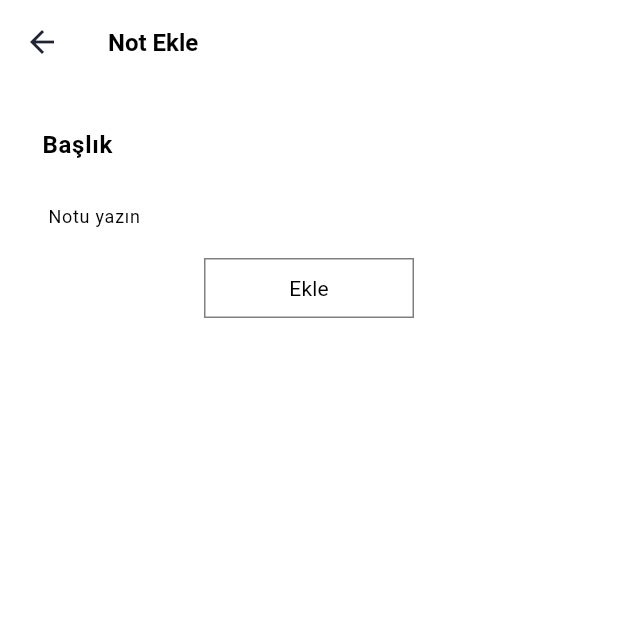
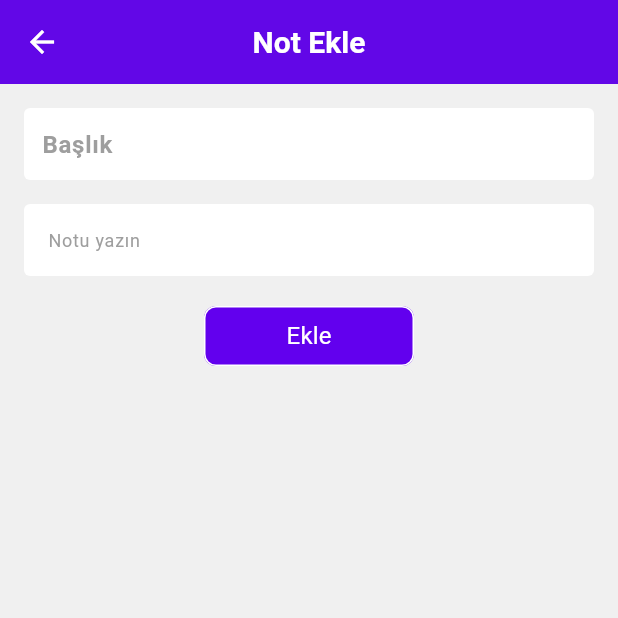
Before and after one commit to erdemdogann/todoapp, a Flutter app: the screen it shows after launch, after a tap on the "add" icon, on a phone screen of 412 x 824 dp, the top half of it. Run offline on Flutter 3.47's test engine with Material 3 defaults, Android fonts, the phone set to English and light mode, and no system bars.

Commit message:
Tema değişti

```diff
--- a/lib/addpage.dart
+++ b/lib/addpage.dart
@@ -37,28 +37,25 @@ class _AddPageState extends State<TextChangeScreen> {
   @override
   Widget build(BuildContext context) {
     return Scaffold(
-      backgroundColor: const Color(0xffffffff),
+      backgroundColor: const Color(0xffF0F0F0),
       appBar: AppBar(
-        elevation: 0,
-        centerTitle: false,
+        elevation: 4,
+        centerTitle: true,
         automaticallyImplyLeading: false,
-        backgroundColor: const Color(0xffffffff),
-        shape: const RoundedRectangleBorder(
-          borderRadius: BorderRadius.zero,
-        ),
+        backgroundColor: const Color(0xff6200EE),
         title: const Text(
           "Not Ekle",
           style: TextStyle(
             fontWeight: FontWeight.w700,
             fontStyle: FontStyle.normal,
-            fontSize: 16,
-            color: Color(0xff000000),
+            fontSize: 20,
+            color: Colors.white,
           ),
         ),
         leading: IconButton(
           icon: const Icon(
             Icons.arrow_back,
-            color: Color(0xff212435),
+            color: Colors.white,
             size: 24,
           ),
           onPressed: () {
@@ -86,23 +83,24 @@ class _AddPageState extends State<TextChangeScreen> {
                   color: Color(0xff000000),
                 ),
                 decoration: InputDecoration(
-                  disabledBorder: InputBorder.none,
-                  focusedBorder: InputBorder.none,
-                  enabledBorder: InputBorder.none,
+                  border: const OutlineInputBorder(
+                    borderSide: BorderSide.none,
+                  ),
                   hintText: "Başlık",
                   hintStyle: TextStyle(
                     fontWeight: FontWeight.w700,
                     fontStyle: FontStyle.normal,
                     fontSize: 16,
-                    color: _titleError == null ? Color(0xff000000) : Colors.red,
+                    color: _titleError == null ? Color(0xff9E9E9E) : Colors.red,
                   ),
                   filled: true,
-                  fillColor: Color(0xffffffff),
+                  fillColor: Colors.white,
                   isDense: false,
-                  contentPadding: EdgeInsets.all(8),
+                  contentPadding: const EdgeInsets.all(8),
                   errorText: _titleError,
                 ),
               ),
+              const SizedBox(height: 16),
               TextField(
                 controller: contentController,
                 obscureText: false,
@@ -115,42 +113,43 @@ class _AddPageState extends State<TextChangeScreen> {
                   color: Color(0xff000000),
                 ),
                 decoration: InputDecoration(
-                  disabledBorder: InputBorder.none,
-                  focusedBorder: InputBorder.none,
-                  enabledBorder: InputBorder.none,
+                  border: const OutlineInputBorder(
+                    borderSide: BorderSide.none,
+                  ),
                   hintText: "Notu yazın",
                   hintStyle: TextStyle(
                     fontWeight: FontWeight.w400,
                     fontStyle: FontStyle.normal,
                     fontSize: 12,
                     color:
-                        _contentError == null ? Color(0xff000000) : Colors.red,
+                        _contentError == null ? Color(0xff9E9E9E) : Colors.red,
                   ),
                   filled: true,
-                  fillColor: Color(0xffffffff),
+                  fillColor: Colors.white,
                   isDense: false,
                   contentPadding:
-                      EdgeInsets.symmetric(vertical: 8, horizontal: 12),
+                      const EdgeInsets.symmetric(vertical: 8, horizontal: 12),
                   errorText: _contentError,
                 ),
               ),
+              const SizedBox(height: 16),
               MaterialButton(
                 onPressed: _addNote,
-                color: const Color(0xffffffff),
+                color: const Color(0xff6200EE),
                 elevation: 0,
-                shape: const RoundedRectangleBorder(
-                  borderRadius: BorderRadius.zero,
-                  side: BorderSide(color: Color(0xff808080), width: 1),
+                shape: RoundedRectangleBorder(
+                  borderRadius: BorderRadius.circular(8.0),
+                  side: const BorderSide(color: Colors.white, width: 1),
                 ),
                 padding:
                     const EdgeInsets.symmetric(horizontal: 16, vertical: 8),
-                textColor: const Color(0xff000000),
+                textColor: Colors.white,
                 height: 40,
                 minWidth: 140,
                 child: const Text(
                   "Ekle",
                   style: TextStyle(
-                    fontSize: 14,
+                    fontSize: 16,
                     fontWeight: FontWeight.w400,
                     fontStyle: FontStyle.normal,
                   ),
--- a/lib/todolist.dart
+++ b/lib/todolist.dart
@@ -34,12 +34,12 @@ class _ToDoListState extends State<ToDoList> {
   @override
   Widget build(BuildContext context) {
     return Scaffold(
-      backgroundColor: const Color(0xffffffff),
+      backgroundColor: const Color(0xffF0F0F0),
       appBar: AppBar(
         elevation: 4,
         centerTitle: false,
         automaticallyImplyLeading: false,
-        backgroundColor: const Color(0xffffffff),
+        backgroundColor: const Color(0xff6200EE),
         shape: const RoundedRectangleBorder(
           borderRadius: BorderRadius.zero,
         ),
@@ -48,8 +48,8 @@ class _ToDoListState extends State<ToDoList> {
           style: TextStyle(
             fontWeight: FontWeight.w700,
             fontStyle: FontStyle.normal,
-            fontSize: 16,
-            color: Color(0xff000000),
+            fontSize: 20,
+            color: Colors.white,
           ),
         ),
       ),
@@ -59,7 +59,10 @@ class _ToDoListState extends State<ToDoList> {
               child: Center(
                 child: Text(
                   'Yeni bir kayıt eklemek için + butonuna tıklayın.',
-                  style: TextStyle(fontSize: 20, fontWeight: FontWeight.bold),
+                  style: TextStyle(
+                      fontSize: 20,
+                      fontWeight: FontWeight.bold,
+                      color: Color(0xff6200EE)),
                 ),
               ))
           : SizedBox(
@@ -74,14 +77,20 @@ class _ToDoListState extends State<ToDoList> {
                     itemBuilder: (context, index) {
                       final note = notes[index];
                       return Container(
-                        margin: const EdgeInsets.symmetric(vertical: 4),
+                        margin: const EdgeInsets.symmetric(vertical: 8),
                         padding: const EdgeInsets.all(16),
                         decoration: BoxDecoration(
-                          color: const Color(0xffffffff),
+                          color: Colors.white,
                           shape: BoxShape.rectangle,
-                          borderRadius: BorderRadius.circular(4.0),
-                          border: Border.all(
-                              color: const Color(0x859d9b9b), width: 1),
+                          borderRadius: BorderRadius.circular(8.0),
+                          boxShadow: [
+                            BoxShadow(
+                              color: Colors.grey.withOpacity(0.5),
+                              spreadRadius: 2,
+                              blurRadius: 5,
+                              offset: const Offset(0, 3),
+                            ),
+                          ],
                         ),
                         child: Column(
                           mainAxisAlignment: MainAxisAlignment.start,
@@ -92,12 +101,12 @@ class _ToDoListState extends State<ToDoList> {
                               note.title,
                               textAlign: TextAlign.start,
                               maxLines: 2,
-                              overflow: TextOverflow.clip,
+                              overflow: TextOverflow.ellipsis,
                               style: const TextStyle(
                                 fontWeight: FontWeight.w700,
                                 fontStyle: FontStyle.normal,
-                                fontSize: 14,
-                                color: Color(0xff000000),
+                                fontSize: 16,
+                                color: Color(0xff212121),
                               ),
                             ),
                             Padding(
@@ -106,12 +115,12 @@ class _ToDoListState extends State<ToDoList> {
                                 note.content,
                                 textAlign: TextAlign.start,
                                 maxLines: 2,
-                                overflow: TextOverflow.clip,
+                                overflow: TextOverflow.ellipsis,
                                 style: const TextStyle(
                                   fontWeight: FontWeight.w400,
                                   fontStyle: FontStyle.normal,
                                   fontSize: 14,
-                                  color: Color(0xff000000),
+                                  color: Color(0xff757575),
                                 ),
                               ),
                             ),
@@ -125,12 +134,12 @@ class _ToDoListState extends State<ToDoList> {
                                     note.time,
                                     textAlign: TextAlign.start,
                                     maxLines: 1,
-                                    overflow: TextOverflow.clip,
+                                    overflow: TextOverflow.ellipsis,
                                     style: const TextStyle(
                                       fontWeight: FontWeight.w400,
                                       fontStyle: FontStyle.normal,
                                       fontSize: 12,
-                                      color: Color(0xff696868),
+                                      color: Color(0xff9E9E9E),
                                     ),
                                   ),
                                   Row(
@@ -138,7 +147,7 @@ class _ToDoListState extends State<ToDoList> {
                                       IconButton(
                                         icon: const Icon(
                                           Icons.edit,
-                                          color: Color(0xff212435),
+                                          color: Color(0xff6200EE),
                                         ),
                                         onPressed: () {
                                           Navigator.push(
@@ -156,7 +165,7 @@ class _ToDoListState extends State<ToDoList> {
                                       IconButton(
                                         icon: const Icon(
                                           Icons.delete,
-                                          color: Color(0xff212435),
+                                          color: Color(0xffE53935),
                                         ),
                                         onPressed: () {
                                           _deleteNote(index);
@@ -186,7 +195,7 @@ class _ToDoListState extends State<ToDoList> {
             ),
           );
         },
-        backgroundColor: const Color(0xff0a0a0a),
+        backgroundColor: const Color(0xff6200EE),
         child: const Icon(
           Icons.add,
           color: Colors.white,
```
Also changed, not shown: lib/editpage.dart (+32 -29 lines).
